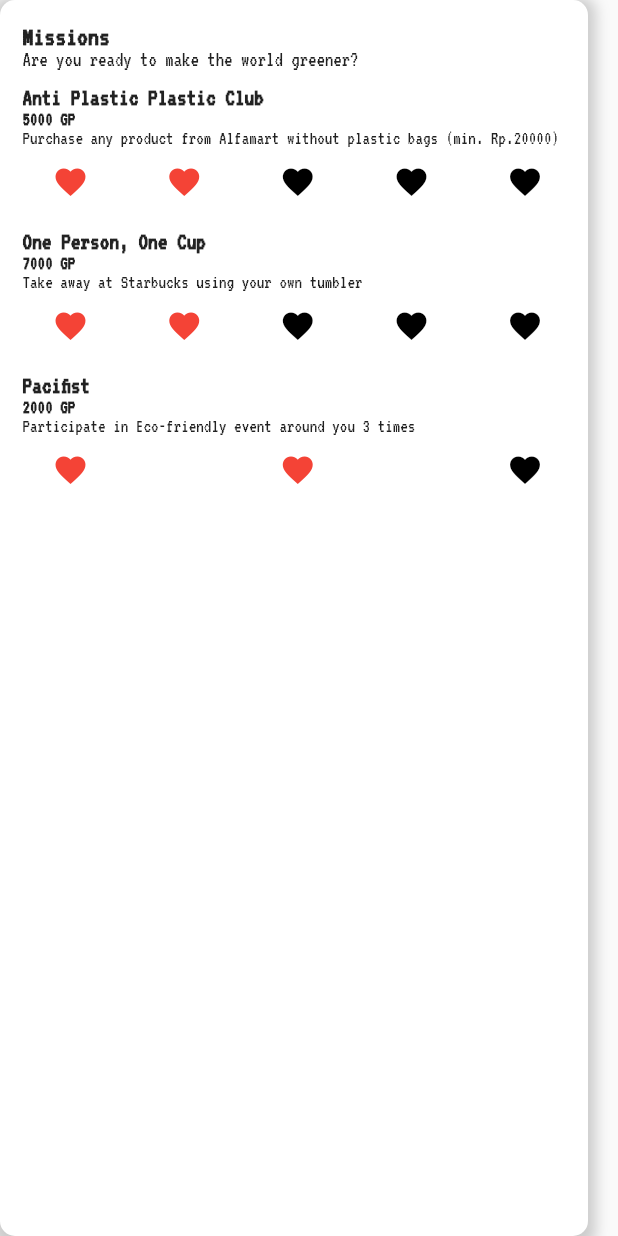
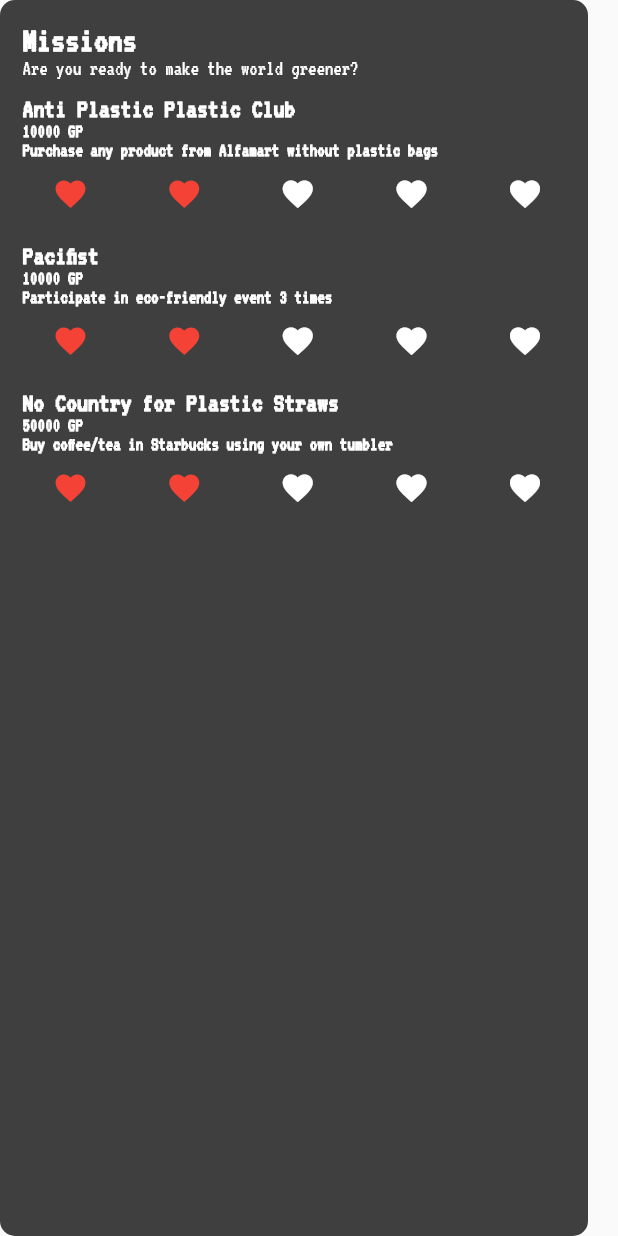
Before and after one commit to aryasurya21/greenify, a Flutter app: the Missions widget shown alone on an empty page, opened directly, on a phone screen of 412 x 824 dp. Run offline on Flutter 3.47's test engine with Material 2 defaults, Android fonts, the phone set to English and light mode, and no system bars; our stand-ins replace cloud_firestore, firebase_auth, google_fonts, shared_preferences; accounts and stored records are empty; network calls fail.

Commit message:
drag mode

```diff
--- a/lib/pages/home/main_page.dart
+++ b/lib/pages/home/main_page.dart
@@ -59,6 +59,8 @@ class _MainPageState extends State<MainPage> {
       ),
       body: tabs[_currentIndex],
       bottomNavigationBar: BottomNavigationBar(
+        backgroundColor: Colors.black,
+        unselectedItemColor: Colors.white,
         type: BottomNavigationBarType.fixed,
         currentIndex: _currentIndex,
         items: [
--- a/lib/pages/home/missions.dart
+++ b/lib/pages/home/missions.dart
@@ -17,15 +17,8 @@ class _MissionsState extends State<Missions> {
             topRight: Radius.circular(10),
             bottomLeft: Radius.circular(10),
             bottomRight: Radius.circular(10)),
-          color: Colors.white,
-          boxShadow: [
-            BoxShadow(
-              color: Colors.grey.withOpacity(0.5),
-              spreadRadius: 5,
-              blurRadius: 7,
-              offset: Offset(0, 3), // ch
+        color: Color.fromRGBO(63, 63, 63, 1),
       ),
-          ]),
       width: MediaQuery.of(context).size.width - 20,
       child: Column(
         children: <Widget>[_missionTitle()],
@@ -42,119 +35,46 @@ class _MissionsState extends State<Missions> {
           children: <Widget>[
             Text(
               "Missions",
-              style: TextStyle(fontWeight: FontWeight.bold),
-              textScaleFactor: 1.3,
+              style:
+                  TextStyle(fontWeight: FontWeight.bold, color: Colors.white),
+              textScaleFactor: 1.7,
             ),
-            Text("Are you ready to make the world greener?"),
-            _missionItemWithClaim(),
-            _missionItem2(),
-            _missionItem3(),
+            Text("Are you ready to make the world greener?",
+                style: TextStyle(color: Colors.white)),
+            ..._missionItems()
           ],
         ));
   }
 
-  Widget _missionList() {
-    return Container(
-        height: 190,
-        child: ListView(
-          scrollDirection: Axis.vertical,
-          children: <Widget>[
-            _missionItem(),
-            _missionItem2(),
-            _missionItem3(),
-          ],
-        ));
+  List<Widget> _missionItems() {
+    List<Widget> items = List<Widget>();
+    var itemData = [
+      {
+        "title": "Anti Plastic Plastic Club",
+        "prize": "10000 GP",
+        "description": "Purchase any product from Alfamart without plastic bags"
+      },
+      {
+        "title": "Pacifist",
+        "prize": "10000 GP",
+        "description": "Participate in eco-friendly event 3 times"
+      },
+      {
+        "title": "No Country for Plastic Straws",
+        "prize": "50000 GP",
+        "description": "Buy coffee/tea in Starbucks using your own tumbler"
+      },
+    ];
+
+    for (var i = 0; i < itemData.length; i++) {
+      items.add(_missionItem(itemData[i]["title"], itemData[i]["prize"],
+          itemData[i]["description"]));
     }
 
-  Widget _missionItemWithClaim() {
-    return Row(
-      mainAxisAlignment: MainAxisAlignment.spaceAround,
-      crossAxisAlignment: CrossAxisAlignment.center,
-      children: <Widget>[
-        Expanded(
-          child: _missionItem(),
-        ),
-      ],
-    );
+    return items;
   }
 
-  Widget _missionItem3() {
-    return Container(
-      child: Padding(
-          padding: EdgeInsets.only(top: 10, right: 10, bottom: 10),
-          child: Column(
-            children: <Widget>[
-              Column(
-                crossAxisAlignment: CrossAxisAlignment.start,
-                mainAxisAlignment: MainAxisAlignment.start,
-                children: <Widget>[
-                  Text(
-                    "Pacifist",
-                    style: TextStyle(fontWeight: FontWeight.bold),
-                    textScaleFactor: 1.15,
-                  ),
-                  Text(
-                    "2000 GP",
-                    textScaleFactor: 0.9,
-                    style: TextStyle(fontWeight: FontWeight.bold),
-                  ),
-                  Text(
-                    "Participate in Eco-friendly event around you 3 times",
-                    textScaleFactor: 0.9,
-                  ),
-                  SizedBox(height: 10),
-                  Padding(
-                      padding: EdgeInsets.only(left: 20, right: 20),
-                      child: Row(
-                          mainAxisAlignment: MainAxisAlignment.spaceBetween,
-                          crossAxisAlignment: CrossAxisAlignment.center,
-                          children: _progress(2, 3)))
-                ],
-              )
-            ],
-          )),
-    );
-  }
-
-  Widget _missionItem2() {
-    return Container(
-      child: Padding(
-          padding: EdgeInsets.only(top: 10, right: 10, bottom: 10),
-          child: Column(
-            children: <Widget>[
-              Column(
-                crossAxisAlignment: CrossAxisAlignment.start,
-                mainAxisAlignment: MainAxisAlignment.start,
-                children: <Widget>[
-                  Text(
-                    "One Person, One Cup",
-                    style: TextStyle(fontWeight: FontWeight.bold),
-                    textScaleFactor: 1.15,
-                  ),
-                  Text(
-                    "7000 GP",
-                    textScaleFactor: 0.9,
-                    style: TextStyle(fontWeight: FontWeight.bold),
-                  ),
-                  Text(
-                    "Take away at Starbucks using your own tumbler",
-                    textScaleFactor: 0.9,
-                  ),
-                  SizedBox(height: 10),
-                  Padding(
-                      padding: EdgeInsets.only(left: 20, right: 20),
-                      child: Row(
-                          mainAxisAlignment: MainAxisAlignment.spaceBetween,
-                          crossAxisAlignment: CrossAxisAlignment.center,
-                          children: _progress(2, 5)))
-                ],
-              )
-            ],
-          )),
-    );
-  }
-
-  Widget _missionItem() {
+  Widget _missionItem(String title, String prize, String description) {
     return Container(
       child: Padding(
           padding: EdgeInsets.only(top: 10, right: 10, bottom: 10),
@@ -166,18 +86,22 @@ class _MissionsState extends State<Missions> {
                 mainAxisAlignment: MainAxisAlignment.start,
                 children: <Widget>[
                   Text(
-                    "Anti Plastic Plastic Club",
-                    style: TextStyle(fontWeight: FontWeight.bold),
-                    textScaleFactor: 1.15,
+                    title,
+                    style: TextStyle(
+                        fontWeight: FontWeight.bold, color: Colors.white),
+                    textScaleFactor: 1.3,
                   ),
                   Text(
-                    "5000 GP",
+                    prize,
                     textScaleFactor: 0.9,
-                    style: TextStyle(fontWeight: FontWeight.bold),
+                    style: TextStyle(
+                        fontWeight: FontWeight.bold, color: Colors.white),
                   ),
                   Text(
-                    "Purchase any product from Alfamart without plastic bags (min. Rp.20000)",
+                    description,
                     textScaleFactor: 0.9,
+                    style: TextStyle(
+                        fontWeight: FontWeight.bold, color: Colors.white),
                   ),
                   SizedBox(height: 10),
                   Padding(
@@ -207,7 +131,7 @@ class _MissionsState extends State<Missions> {
     for (var i = 0; i < remaining; i++) {
       progressHearts.add(
         IconTheme(
-            data: IconThemeData(color: Colors.black),
+            data: IconThemeData(color: Colors.white),
             child: Icon(Icons.favorite)),
       );
     }
```
Also changed, not shown: lib/pages/home/home.dart (+11 -16 lines), lib/pages/home/nearby.dart (+7 -12 lines), lib/pages/home/redeem_list.dart (added, +17 -0 lines). Lines whose indentation alone changed are shown as unchanged.
